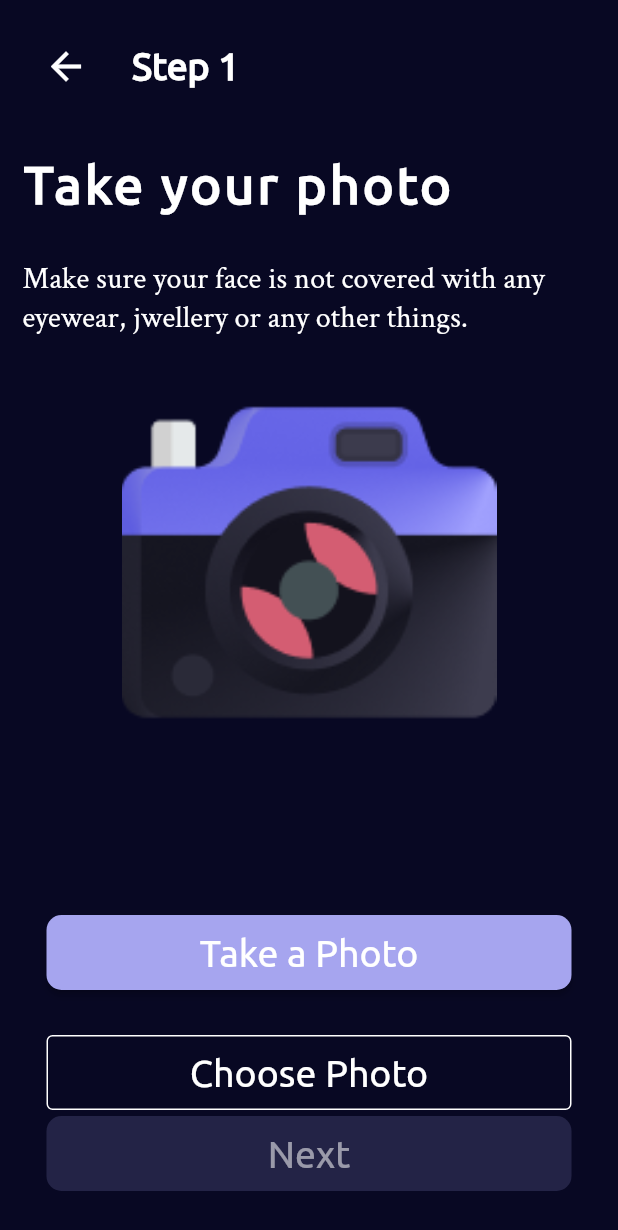
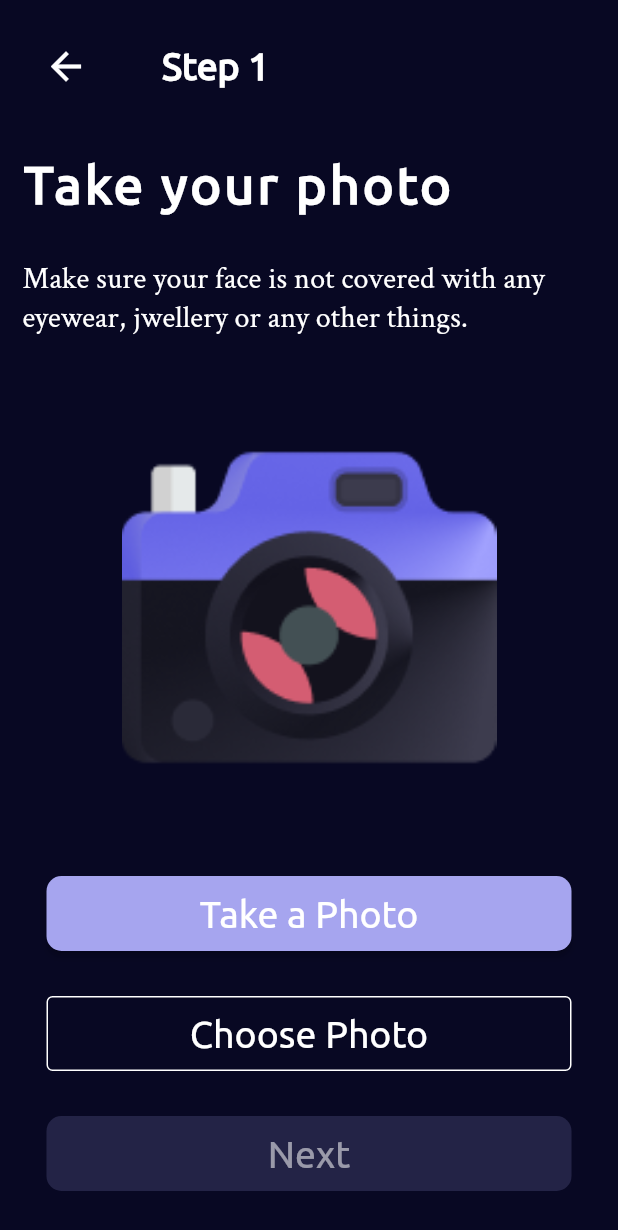
Before and after one commit to dixit9232/Investo, a Flutter app: the Step1 screen opened directly, on a phone screen of 412 x 824 dp. Shown: the top 1230 px of the screen. Run offline on Flutter 3.47's test engine with Material 2 defaults, Android fonts, the phone set to English and light mode, and no system bars; our stand-ins replace animated_splash_screen, curved_navigation_bar, device_info_plus, flutter_neumorphic_plus, flutter_staggered_animations, fluttertoast and 7 more; accounts and stored records are empty.

Commit message:
initial commit

```diff
--- a/lib/KYC/Step1.dart
+++ b/lib/KYC/Step1.dart
@@ -110,6 +110,8 @@ class _Step1State extends State<Step1> {
       backgroundColor: Theme.of(context).primaryColor,
       body: SafeArea(
         child: Column(
+          children: [
+            Column(
               mainAxisAlignment: MainAxisAlignment.spaceBetween,
               children: [
                 Row(
@@ -131,9 +133,15 @@ class _Step1State extends State<Step1> {
                             color: Colors.white,
                           )),
                     ),
-                Text(
+                    Padding(
+                      padding: const EdgeInsets.all(20),
+                      child: Text(
                         "Step 1",
-                  style: Theme.of(context).textTheme.titleMedium!.copyWith(fontSize: 25),
+                        style: Theme.of(context)
+                            .textTheme
+                            .titleMedium!
+                            .copyWith(fontSize: 25),
+                      ),
                     ),
                   ],
                 ),
@@ -163,7 +171,7 @@ eyewear, jwellery or any other things.""",
                     ),
                   ],
                 ),
-
+                SizedBox(height: 30,),
                 Row(
                   mainAxisAlignment: MainAxisAlignment.center,
                   children: [
@@ -180,7 +188,12 @@ eyewear, jwellery or any other things.""",
                     ),
                   ],
                 ),
-            SizedBox(height: 100,),
+
+              ],
+            ),
+            Expanded(
+              child: Column(mainAxisAlignment: MainAxisAlignment.end,
+                children: [
                   ElevatedButton(
                       style: ButtonStyle(
                           fixedSize: MaterialStatePropertyAll(Size(350, 50)),
@@ -194,10 +207,8 @@ eyewear, jwellery or any other things.""",
                       },
                       child: Text(
                         "Take a Photo",
-                  style: Theme.of(context)
-                      .textTheme
-                      .titleMedium!
-                      .copyWith(fontWeight: FontWeight.normal, fontSize: 25),
+                        style: Theme.of(context).textTheme.titleMedium!.copyWith(
+                            fontWeight: FontWeight.normal, fontSize: 25),
                       )),
                   SizedBox(height: 30),
                   OutlinedButton(
@@ -211,18 +222,15 @@ eyewear, jwellery or any other things.""",
                       },
                       child: Text(
                         "Choose Photo",
-                  style: Theme.of(context)
-                      .textTheme
-                      .titleMedium!
-                      .copyWith(fontWeight: FontWeight.normal, fontSize: 25),
+                        style: Theme.of(context).textTheme.titleMedium!.copyWith(
+                            fontWeight: FontWeight.normal, fontSize: 25),
                       )),
-            Expanded(
-              child: Row(mainAxisAlignment: MainAxisAlignment.center,crossAxisAlignment: CrossAxisAlignment.end,
-                children: [
+                  SizedBox(height: 30,),
                   ElevatedButton(
                       style: ButtonStyle(
                           fixedSize: MaterialStatePropertyAll(Size(350, 50)),
-                          shape: MaterialStatePropertyAll(RoundedRectangleBorder(
+                          shape: MaterialStatePropertyAll(
+                              RoundedRectangleBorder(
                                   borderRadius: BorderRadius.circular(10))),
                           backgroundColor: (image_path == null)
                               ? MaterialStatePropertyAll(Color(0x2ca6a5ef))
@@ -239,16 +247,20 @@ eyewear, jwellery or any other things.""",
                           : null,
                       child: Text(
                         "Next",
-                        style: Theme.of(context).textTheme.titleMedium!.copyWith(
+                        style: Theme.of(context)
+                            .textTheme
+                            .titleMedium!
+                            .copyWith(
                             fontWeight: FontWeight.normal,
-                            color:
-                                (image_path == null) ? Colors.white54 : Colors.white,
+                            color: (image_path == null)
+                                ? Colors.white54
+                                : Colors.white,
                             fontSize: 25),
                       )),
+                  SizedBox(height: 30,),
                 ],
               ),
-            ),
-            SizedBox(height: 30),
+            )
           ],
         ),
       ),
```
Lines whose indentation alone changed are shown as unchanged.
